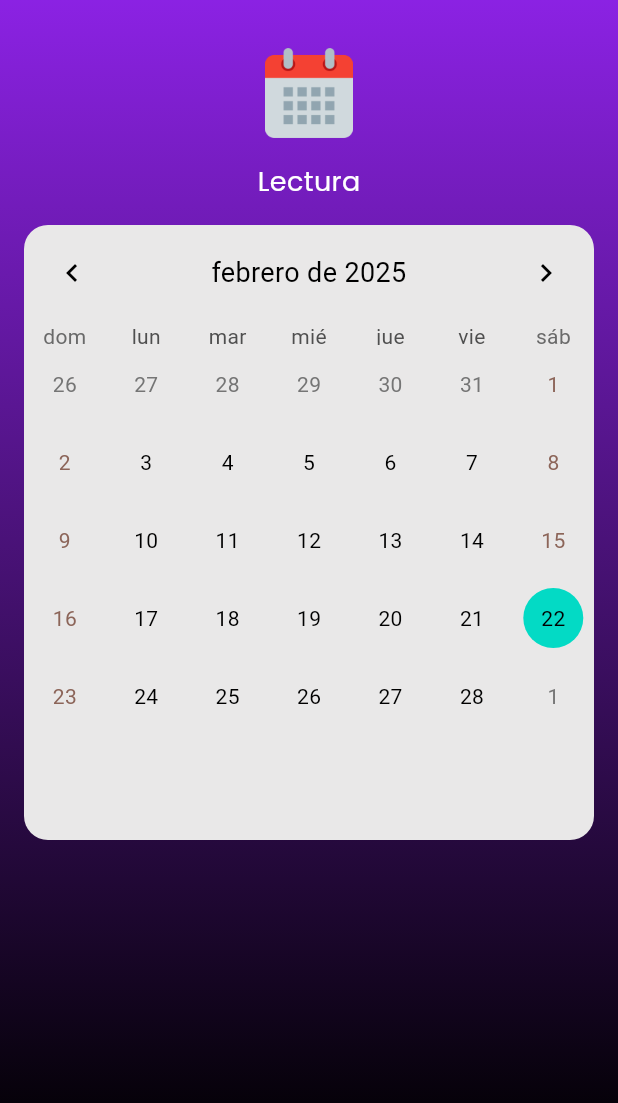
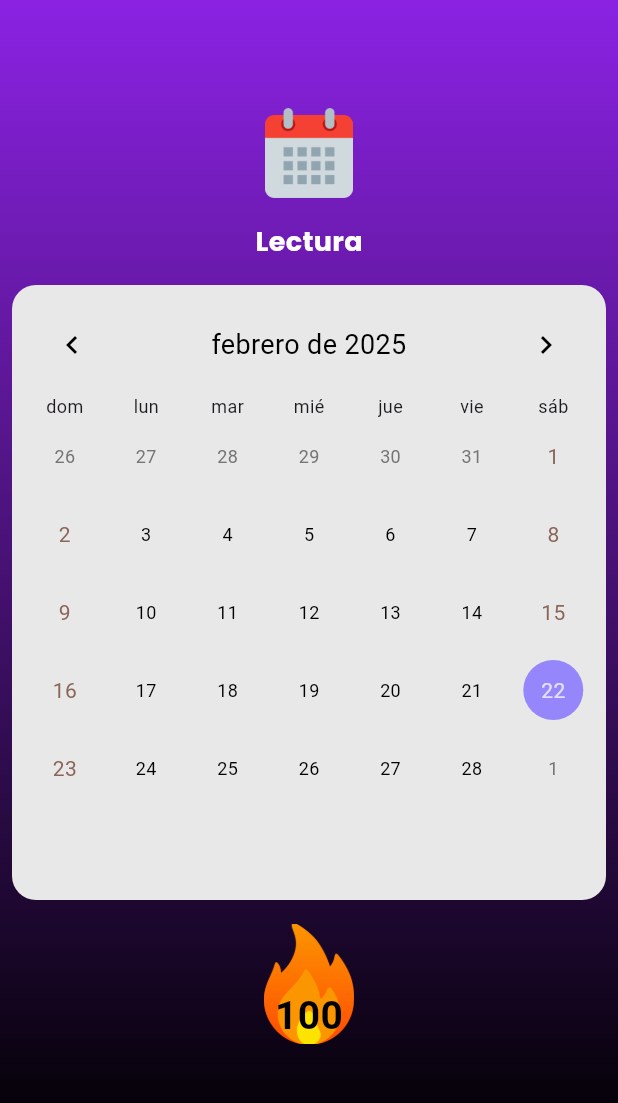
Before and after one commit to diegoZarateFer/stubit, a Flutter app: the screen it shows after launch, on a phone screen of 412 x 824 dp, the part 84-1187 px from its top. Run offline on Flutter 3.47's test engine with Material 3 defaults, Android fonts, the phone set to English and light mode, and no system bars; drawn by our look-alikes of table_calendar; our stand-ins replace cloud_firestore, firebase_auth, firebase_core, google_fonts, popover; missing offline and left inert: day_picker; accounts and stored records are empty; Roboto replaces fonts that are missing (Satisfy).

Commit message:
Creación de un widget para el calendario.

```diff
--- a/lib/main.dart
+++ b/lib/main.dart
@@ -3,7 +3,7 @@ import 'package:flutter/material.dart';
 import 'package:flutter_localizations/flutter_localizations.dart';
 import 'package:stubit/firebase_options.dart';
 import 'package:google_fonts/google_fonts.dart';
-import 'package:stubit/track_habit_screen.dart';
+import 'package:stubit/screens/track_habit_screen.dart';
 
 final colorScheme = ColorScheme.fromSeed(
   brightness: Brightness.dark,
--- /dev/null
+++ b/lib/screens/track_habit_screen.dart
@@ -0,0 +1,126 @@
+import 'package:flutter/material.dart';
+import 'package:google_fonts/google_fonts.dart';
+import 'package:stubit/widgets/calendar.dart';
+import 'package:stubit/widgets/image_button.dart';
+import 'package:stubit/widgets/user_button.dart';
+
+class TrackHabitScreen extends StatefulWidget {
+  const TrackHabitScreen({
+    super.key,
+  });
+
+  @override
+  State<TrackHabitScreen> createState() => _TrackHabitScreenState();
+}
+
+class _TrackHabitScreenState extends State<TrackHabitScreen> {
+  @override
+  void initState() {
+    super.initState();
+  }
+
+  @override
+  Widget build(BuildContext context) {
+    return Scaffold(
+      appBar: AppBar(
+        backgroundColor: const Color.fromRGBO(139, 34, 227, 1),
+        actions: [
+          ImageButton(
+            imagePath: "assets/images/book.png",
+            onPressed: () {},
+          ),
+          Text(
+            '0',
+            style: GoogleFonts.dmSans(
+              textStyle: const TextStyle(
+                color: Colors.white,
+                fontSize: 28,
+              ),
+            ),
+          ),
+          const Spacer(),
+          Text(
+            'Stu - Bit',
+            style: GoogleFonts.satisfy(
+              textStyle: const TextStyle(
+                color: Colors.white,
+                fontSize: 40,
+              ),
+            ),
+          ),
+          const Spacer(),
+          const UserButton(),
+        ],
+      ),
+      body: Container(
+        decoration: const BoxDecoration(
+          gradient: LinearGradient(
+            begin: Alignment.topCenter,
+            end: Alignment.bottomCenter,
+            colors: [
+              Color.fromRGBO(139, 34, 227, 1),
+              Colors.black,
+            ],
+          ),
+        ),
+        child: Center(
+          child: Padding(
+            padding: const EdgeInsets.symmetric(
+              vertical: 16,
+              horizontal: 8,
+            ),
+            child: SingleChildScrollView(
+              child: Column(
+                children: [
+                  Image.asset(
+                    "assets/images/calendar.png",
+                    height: 60,
+                  ),
+                  const SizedBox(
+                    height: 16,
+                  ),
+                  Text(
+                    "Lectura",
+                    style: GoogleFonts.poppins(
+                      fontSize: 18,
+                      color: Colors.white,
+                      fontWeight: FontWeight.bold,
+                    ),
+                  ),
+                  const SizedBox(
+                    height: 16,
+                  ),
+                  const Calendar(),
+                  const SizedBox(height: 16),
+                  Container(
+                    width: 60,
+                    height: 80,
+                    decoration: const BoxDecoration(
+                      image: DecorationImage(
+                        image: AssetImage("assets/images/fire.png"),
+                        fit: BoxFit.cover,
+                      ),
+                    ),
+                    child: Column(
+                      mainAxisAlignment: MainAxisAlignment.end,
+                      children: [
+                        Text(
+                          "100",
+                          style: GoogleFonts.koHo(
+                            fontSize: 26,
+                            fontWeight: FontWeight.bold,
+                            color: Colors.black,
+                          ),
+                        ),
+                      ],
+                    ),
+                  ),
+                ],
+              ),
+            ),
+          ),
+        ),
+      ),
+    );
+  }
+}
--- a/lib/track_habit_screen.dart
+++ /dev/null
@@ -1,171 +0,0 @@
-import 'package:firebase_auth/firebase_auth.dart';
-import 'package:flutter/material.dart';
-import 'package:google_fonts/google_fonts.dart';
-import 'package:stubit/widgets/image_button.dart';
-import 'package:stubit/widgets/user_button.dart';
-import 'package:table_calendar/table_calendar.dart';
-
-class TrackHabitScreen extends StatefulWidget {
-  const TrackHabitScreen({
-    super.key,
-  });
-
-  @override
-  State<TrackHabitScreen> createState() => _TrackHabitScreenState();
-}
-
-class _TrackHabitScreenState extends State<TrackHabitScreen> {
-  User? _currentUser;
-
-  @override
-  void initState() {
-    super.initState();
-    _currentUser = FirebaseAuth.instance.currentUser;
-  }
-
-  @override
-  Widget build(BuildContext context) {
-    return Scaffold(
-      appBar: AppBar(
-        backgroundColor: const Color.fromRGBO(139, 34, 227, 1),
-        actions: [
-          ImageButton(
-            imagePath: "assets/images/book.png",
-            onPressed: () {},
-          ),
-          Text(
-            '0',
-            style: GoogleFonts.dmSans(
-              textStyle: const TextStyle(
-                color: Colors.white,
-                fontSize: 28,
-              ),
-            ),
-          ),
-          const Spacer(),
-          Text(
-            'Stu - Bit',
-            style: GoogleFonts.satisfy(
-              textStyle: const TextStyle(
-                color: Colors.white,
-                fontSize: 40,
-              ),
-            ),
-          ),
-          const Spacer(),
-          const UserButton(),
-        ],
-      ),
-      body: Container(
-        decoration: const BoxDecoration(
-          gradient: LinearGradient(
-            begin: Alignment.topCenter,
-            end: Alignment.bottomCenter,
-            colors: [
-              Color.fromRGBO(139, 34, 227, 1),
-              Colors.black,
-            ],
-          ),
-        ),
-        child: Center(
-          child: Column(
-            children: [
-              const SizedBox(
-                height: 32,
-              ),
-              Image.asset(
-                "assets/images/calendar.png",
-                height: 60,
-              ),
-              const SizedBox(
-                height: 16,
-              ),
-              Text(
-                "Lectura",
-                style: GoogleFonts.poppins(
-                  fontSize: 18,
-                  color: Colors.white,
-                ),
-              ),
-              const SizedBox(
-                height: 16,
-              ),
-              Padding(
-                padding: const EdgeInsets.symmetric(
-                  horizontal: 16,
-                ),
-                child: Container(
-                  height: 410,
-                  decoration: BoxDecoration(
-                    color: const Color(0xFFE9E8E8),
-                    borderRadius: BorderRadius.circular(16),
-                  ),
-                  child: TableCalendar(
-                    locale: 'es_ES',
-                    focusedDay: DateTime.now(),
-                    firstDay: DateTime.utc(2025, 1, 1),
-                    lastDay: DateTime.utc(2030, 3, 14),
-                    calendarFormat: CalendarFormat.month,
-                    availableCalendarFormats: const {
-                      CalendarFormat.month: 'Month',
-                    },
-                    calendarStyle: const CalendarStyle(
-                      selectedDecoration: BoxDecoration(
-                        color: Color(0xFFBB86FC),
-                        shape: BoxShape.circle,
-                      ),
-                      selectedTextStyle: TextStyle(
-                        color: Colors.white,
-                      ),
-                      todayDecoration: BoxDecoration(
-                        color: Color(0xFF03DAC5),
-                        shape: BoxShape.circle,
-                      ),
-                      todayTextStyle: TextStyle(
-                        color: Colors.black,
-                      ),
-                      weekendTextStyle: TextStyle(
-                        color: Color.fromARGB(255, 140, 101, 89),
-                      ),
-                      disabledTextStyle: TextStyle(
-                        color: Color(0xFF6F6F6F),
-                      ),
-                      outsideTextStyle: TextStyle(
-                        color: Color(0xFF757575),
-                      ),
-                      defaultTextStyle: TextStyle(
-                        color: Color(0xFF000000),
-                      ),
-                    ),
-                    headerStyle: HeaderStyle(
-                      titleCentered: true,
-                      titleTextStyle: const TextStyle(
-                        color: Colors.black,
-                        fontSize: 18,
-                      ),
-                      formatButtonTextStyle: const TextStyle(
-                        color: Color(0xFF03DAC5),
-                      ),
-                      formatButtonDecoration: BoxDecoration(
-                        color: const Color(0xFF373737),
-                        borderRadius: BorderRadius.circular(8),
-                      ),
-                      leftChevronIcon: const Icon(
-                        Icons.chevron_left,
-                        color: Colors.black,
-                      ),
-                      rightChevronIcon: const Icon(
-                        Icons.chevron_right,
-                        color: Colors.black,
-                      ),
-                    ),
-                  ),
-                ),
-              ),
-            ],
-          ),
-        ),
-      ),
-    );
-  }
-}
--- /dev/null
+++ b/lib/widgets/calendar.dart
@@ -0,0 +1,107 @@
+import 'package:flutter/material.dart';
+import 'package:table_calendar/table_calendar.dart';
+
+class Calendar extends StatefulWidget {
+  const Calendar({super.key});
+
+  @override
+  State<Calendar> createState() => _CalendarState();
+}
+
+class _CalendarState extends State<Calendar> {
+  late DateTime _focusedDay;
+  late DateTime _selectedDay;
+
+  @override
+  void initState() {
+    super.initState();
+    _focusedDay = DateTime.now();
+    _selectedDay = DateTime.now();
+  }
+
+  void _onDaySelected(DateTime selectedDay, DateTime focusedDay) {
+    setState(() {
+      _selectedDay = selectedDay;
+      _focusedDay = focusedDay;
+    });
+  }
+
+  @override
+  Widget build(BuildContext context) {
+    return Container(
+      height: 410,
+      padding: const EdgeInsets.all(8),
+      decoration: BoxDecoration(
+        color: const Color(0xFFE9E8E8),
+        borderRadius: BorderRadius.circular(16),
+      ),
+      child: TableCalendar(
+        locale: 'es_ES',
+        focusedDay: _focusedDay,
+        firstDay: DateTime.utc(2025, 1, 1),
+        lastDay: DateTime.utc(2030, 3, 14),
+        calendarFormat: CalendarFormat.month,
+        selectedDayPredicate: (day) => isSameDay(_selectedDay, day),
+        onDaySelected: _onDaySelected,
+        availableCalendarFormats: const {
+          CalendarFormat.month: 'Month',
+        },
+        daysOfWeekStyle: const DaysOfWeekStyle(
+          weekdayStyle: TextStyle(fontSize: 12),
+          weekendStyle: TextStyle(fontSize: 12),
+        ),
+        calendarStyle: const CalendarStyle(
+          selectedDecoration: BoxDecoration(
+            color: Color.fromARGB(255, 150, 134, 252),
+            shape: BoxShape.circle,
+          ),
+          selectedTextStyle: TextStyle(
+            color: Color.fromARGB(190, 255, 255, 255),
+          ),
+          todayDecoration: BoxDecoration(
+            color: Color.fromARGB(187, 164, 87, 232),
+            shape: BoxShape.circle,
+          ),
+          todayTextStyle: TextStyle(
+            color: Colors.black,
+          ),
+          weekendTextStyle: TextStyle(
+            color: Color.fromARGB(255, 140, 101, 89),
+          ),
+          disabledTextStyle: TextStyle(
+            color: Color(0xFF6F6F6F),
+            fontSize: 12,
+          ),
+          outsideTextStyle: TextStyle(color: Color(0xFF757575), fontSize: 12),
+          defaultTextStyle: TextStyle(
+            fontSize: 12,
+            color: Color(0xFF000000),
+          ),
+          cellPadding: EdgeInsets.all(2),
+        ),
+        headerStyle: HeaderStyle(
+          titleCentered: true,
+          titleTextStyle: const TextStyle(
+            color: Colors.black,
+            fontSize: 18,
+          ),
+          formatButtonTextStyle: const TextStyle(
+            color: Color.fromARGB(187, 164, 87, 232),
+          ),
+          formatButtonDecoration: BoxDecoration(
+            color: const Color(0xFF373737),
+            borderRadius: BorderRadius.circular(8),
+          ),
+          leftChevronIcon: const Icon(
+            Icons.chevron_left,
+            color: Colors.black,
+          ),
+          rightChevronIcon: const Icon(
+            Icons.chevron_right,
+            color: Colors.black,
+          ),
+        ),
+      ),
+    );
+  }
+}
--- a/pubspec.yaml
+++ b/pubspec.yaml
@@ -68,6 +68,7 @@ flutter:
     - assets/images/social_habits.jpg
     - assets/images/mental_habits.jpg
     - assets/images/custom_habit.jpg
+    - assets/images/fire.png
 
   # To add assets to your application, add an assets section, like this:
   # assets:
```
Also changed, not shown: assets/images/fire.png (added).
